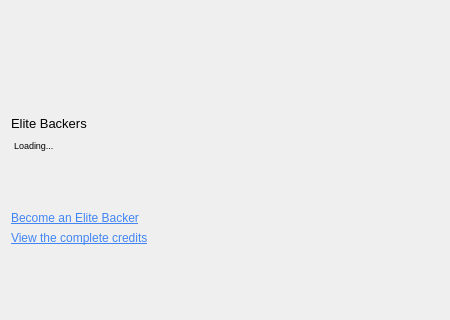
Above: src/gui/src/AboutDialogBase.ui from deskflow/deskflow before the change; both pictures show x 0 to 450 and y 100 to 420 of the 450 by 510 pixel window. Below: the same form after it.
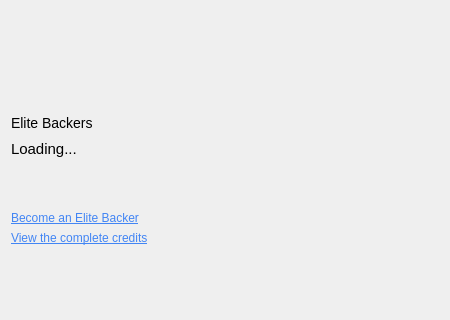
That is the form after the change. Icons and pictures are not drawn.

```diff
--- a/src/gui/src/AboutDialogBase.ui
+++ b/src/gui/src/AboutDialogBase.ui
@@ -115,13 +115,13 @@
        <rect>
         <x>0</x>
         <y>0</y>
-        <width>421</width>
-        <height>83</height>
+        <width>426</width>
+        <height>68</height>
        </rect>
       </property>
       <layout class="QHBoxLayout" name="horizontalLayout_3">
        <property name="leftMargin">
-        <number>3</number>
+        <number>0</number>
        </property>
        <property name="topMargin">
         <number>3</number>
@@ -139,7 +139,7 @@
          </property>
          <property name="font">
           <font>
-           <pointsize>7</pointsize>
+           <pointsize>11</pointsize>
           </font>
          </property>
          <property name="text">
@@ -285,10 +285,14 @@
     <widget class="QLabel" name="labelEliteBackers">
      <property name="font">
       <font>
-       <pointsize>10</pointsize>
+       <pointsize>-1</pointsize>
+       <weight>50</weight>
        <bold>false</bold>
       </font>
      </property>
+     <property name="styleSheet">
+      <string notr="true">font-size: 14px</string>
+     </property>
      <property name="text">
       <string>Elite Backers</string>
      </property>
```
